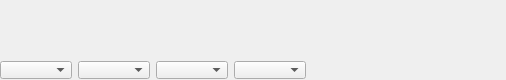
Above: spectrumwidget.ui from oldscienceguy/PebbleSDR before the change. Below: the same form after it.
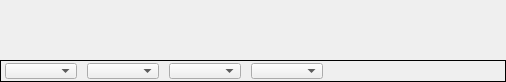
That is the form after the change.

Commit message: Changes - Waterfall still works

Diff of the .ui file:
```diff
--- a/spectrumwidget.ui
+++ b/spectrumwidget.ui
@@ -114,33 +114,36 @@
         <property name="minimumSize">
          <size>
           <width>0</width>
-          <height>20</height>
+          <height>22</height>
          </size>
         </property>
         <property name="maximumSize">
          <size>
           <width>16777215</width>
-          <height>20</height>
+          <height>22</height>
          </size>
         </property>
         <property name="frameShape">
-         <enum>QFrame::NoFrame</enum>
+         <enum>QFrame::Box</enum>
         </property>
         <property name="frameShadow">
-         <enum>QFrame::Raised</enum>
+         <enum>QFrame::Plain</enum>
         </property>
         <layout class="QHBoxLayout" name="horizontalLayout_2">
+         <property name="spacing">
+          <number>10</number>
+         </property>
          <property name="leftMargin">
-          <number>0</number>
+          <number>4</number>
          </property>
          <property name="topMargin">
-          <number>0</number>
+          <number>2</number>
          </property>
          <property name="rightMargin">
-          <number>0</number>
+          <number>2</number>
          </property>
          <property name="bottomMargin">
-          <number>0</number>
+          <number>2</number>
          </property>
          <item>
           <widget class="QComboBox" name="displayBox">
@@ -217,9 +220,15 @@
          </item>
          <item>
           <widget class="QFrame" name="cursorLabel">
+           <property name="sizePolicy">
+            <sizepolicy hsizetype="Preferred" vsizetype="Fixed">
+             <horstretch>0</horstretch>
+             <verstretch>0</verstretch>
+            </sizepolicy>
+           </property>
            <property name="minimumSize">
             <size>
-             <width>130</width>
+             <width>80</width>
              <height>0</height>
             </size>
            </property>
```
